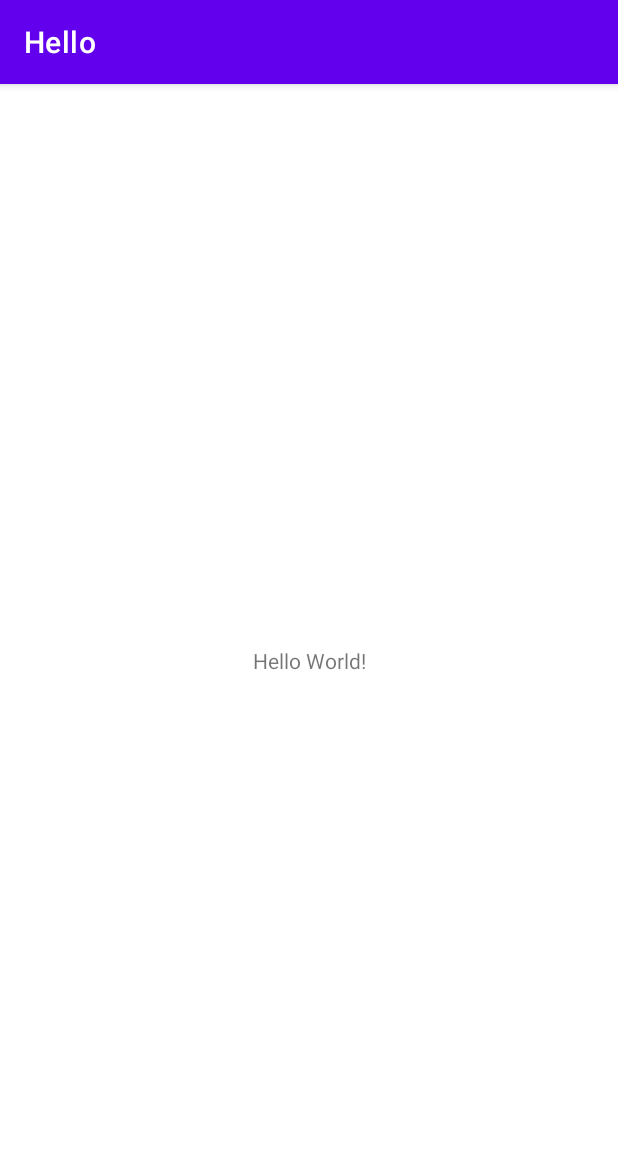
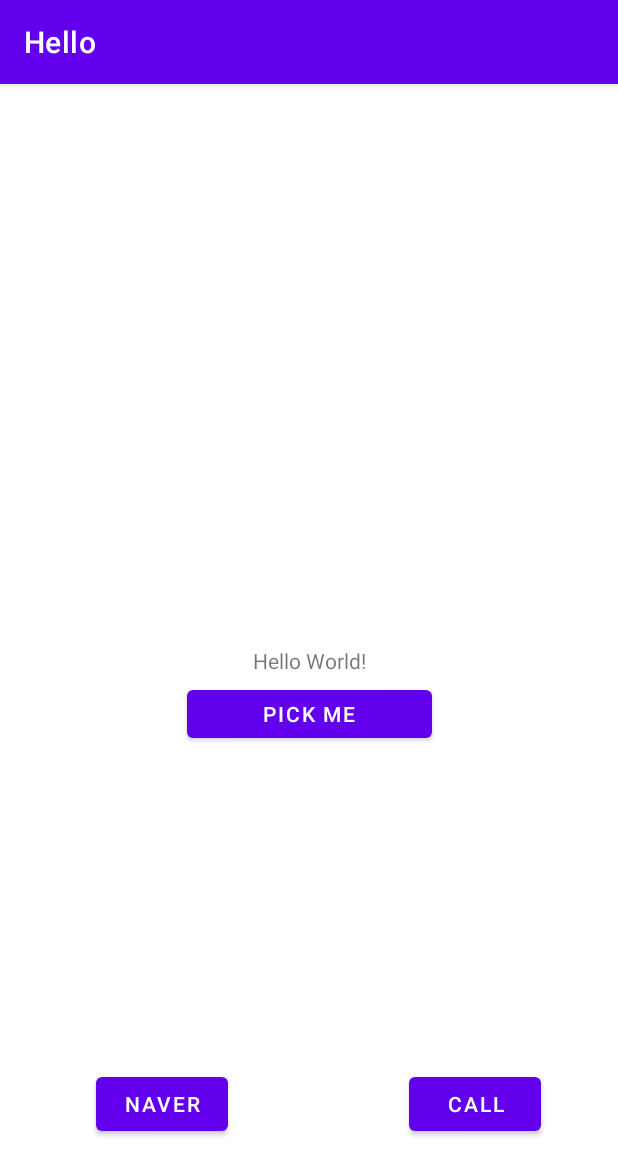
Before and after one commit to kanghyejin0106/Hello2, an Android app: the screen it shows after launch (MainActivity), on a phone screen of 412 x 824 dp. Shown: the top 1175 px of the screen. Run offline under Robolectric (Android 15) with nearby library versions, the phone set to English and light mode, and no system bars.

Commit message:
button setting
-toast
-naver page
-call number

```diff
--- a/app/src/main/java/android/develop/hello/MainActivity.java
+++ b/app/src/main/java/android/develop/hello/MainActivity.java
@@ -1,8 +1,12 @@
 package android.develop.hello;
 
+import android.content.Intent;
+import android.net.Uri;
+import android.os.Bundle;
+import android.view.View;
+import android.widget.Toast;
+
 import androidx.appcompat.app.AppCompatActivity;
-
-import android.os.Bundle;
 
 public class MainActivity extends AppCompatActivity {
 
@@ -11,4 +15,16 @@ public class MainActivity extends AppCompatActivity {
         super.onCreate(savedInstanceState);
         setContentView(R.layout.activity_main);
     }
+
+    public void onClickMainButton(View v){
+        Toast.makeText(this, "pushed", Toast.LENGTH_LONG).show();
+    }
+    public void onClickNaverButton(View v){
+        Intent naverIntent = new Intent(Intent.ACTION_VIEW, Uri.parse("http://m.naver.com"));
+        startActivity(naverIntent);
+    }
+    public void onClickCallButton(View v){
+        Intent callIntent = new Intent(Intent.ACTION_VIEW, Uri.parse("tel:010-1234-1313"));
+        startActivity(callIntent);
+    }
 }
--- a/app/src/main/res/layout/activity_main.xml
+++ b/app/src/main/res/layout/activity_main.xml
@@ -7,6 +7,7 @@
     tools:context=".MainActivity">
 
     <TextView
+        android:id="@+id/textView"
         android:layout_width="wrap_content"
         android:layout_height="wrap_content"
         android:text="Hello World!"
@@ -15,4 +16,39 @@
         app:layout_constraintRight_toRightOf="parent"
         app:layout_constraintTop_toTopOf="parent" />
 
+    <Button
+        android:id="@+id/mainbutton"
+        android:layout_width="163dp"
+        android:layout_height="44dp"
+        android:layout_marginTop="4dp"
+        android:onClick="onClickMainButton"
+        android:text="Pick Me"
+        app:layout_constraintEnd_toEndOf="parent"
+        app:layout_constraintStart_toStartOf="parent"
+        app:layout_constraintTop_toBottomOf="@+id/textView" />
+
+    <Button
+        android:id="@+id/naverbutton"
+        android:layout_width="wrap_content"
+        android:layout_height="wrap_content"
+        android:layout_marginStart="64dp"
+        android:layout_marginLeft="64dp"
+        android:layout_marginBottom="64dp"
+        android:onClick="onClickNaverButton"
+        android:text="Naver"
+        app:layout_constraintBottom_toBottomOf="parent"
+        app:layout_constraintStart_toStartOf="parent" />
+
+    <Button
+        android:id="@+id/callbutton"
+        android:layout_width="wrap_content"
+        android:layout_height="wrap_content"
+        android:layout_marginBottom="64dp"
+        android:onClick="onClickCallButton"
+        android:text="Call"
+        app:layout_constraintBottom_toBottomOf="parent"
+        app:layout_constraintEnd_toEndOf="parent"
+        app:layout_constraintHorizontal_bias="0.701"
+        app:layout_constraintStart_toEndOf="@+id/naverbutton" />
+
 </androidx.constraintlayout.widget.ConstraintLayout>
```
